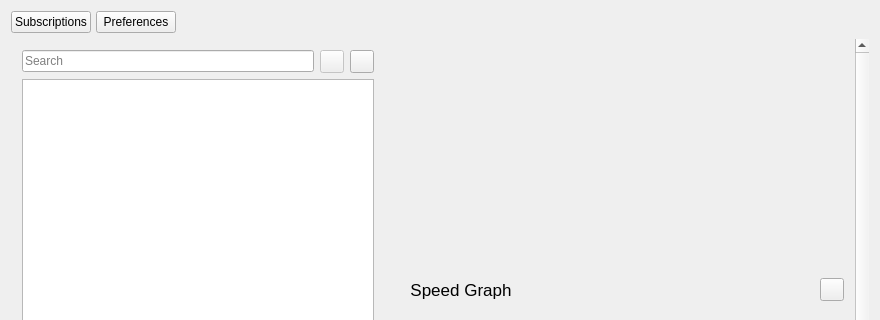
Qt form src/ui/w_MainWindow.ui (Qv2ray/Qv2ray) before a commit; both pictures show x 0 to 880 and y 0 to 320 of the 880 by 660 pixel window.
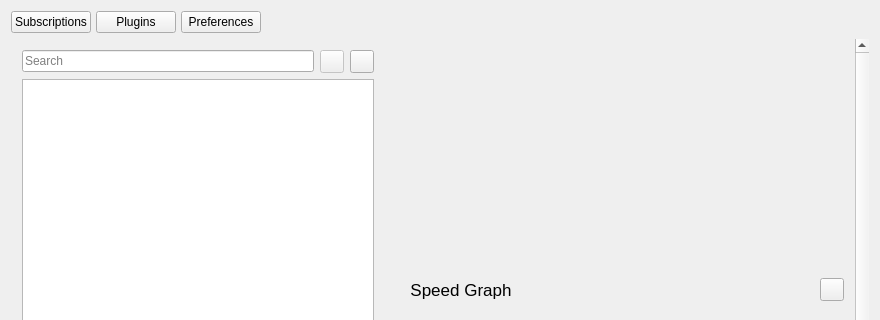
The same form after that commit. Icons and pictures are not drawn.

Commit message: add: added plugin management window, load plugin support

What changed in the file:
```diff
--- a/src/ui/w_MainWindow.ui
+++ b/src/ui/w_MainWindow.ui
@@ -25,7 +25,7 @@
   <widget class="QWidget" name="centralWidget">
    <layout class="QVBoxLayout" name="verticalLayout_2" stretch="0,1,0">
     <item>
-     <layout class="QHBoxLayout" name="horizontalLayout" stretch="0,0,0">
+     <layout class="QHBoxLayout" name="horizontalLayout" stretch="0,0,0,0">
       <property name="spacing">
        <number>5</number>
       </property>
@@ -36,6 +36,13 @@
         </property>
        </widget>
       </item>
+      <item>
+       <widget class="QPushButton" name="pluginsBtn">
+        <property name="text">
+         <string>Plugins</string>
+        </property>
+       </widget>
+      </item>
       <item>
        <widget class="QPushButton" name="preferencesBtn">
         <property name="text">
```
Left out of the diff: 1 changed line with no effect on the pictures. The commit also changes 13 other files.
